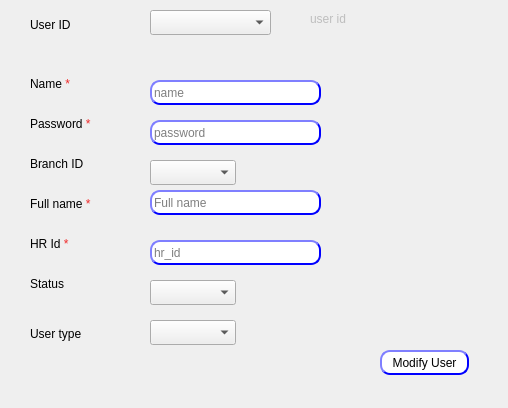
Before: the Qt Designer form presentation/authorization_ui/modifyUser.ui in shymaa123456/HyperPOS2020, drawn with Qt 5.
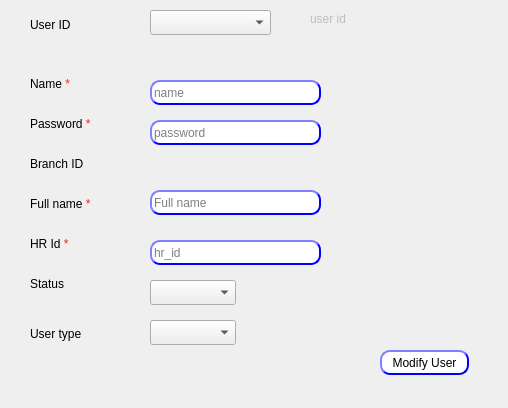
After: the same form once the commit is applied.

Patch:
```diff
--- a/presentation/authorization_ui/modifyUser.ui
+++ b/presentation/authorization_ui/modifyUser.ui
@@ -186,16 +186,6 @@
     </rect>
    </property>
   </widget>
-  <widget class="QComboBox" name="CMB_branch">
-   <property name="geometry">
-    <rect>
-     <x>150</x>
-     <y>160</y>
-     <width>86</width>
-     <height>25</height>
-    </rect>
-   </property>
-  </widget>
   <widget class="QComboBox" name="CMB_userStatus">
    <property name="geometry">
     <rect>
```
